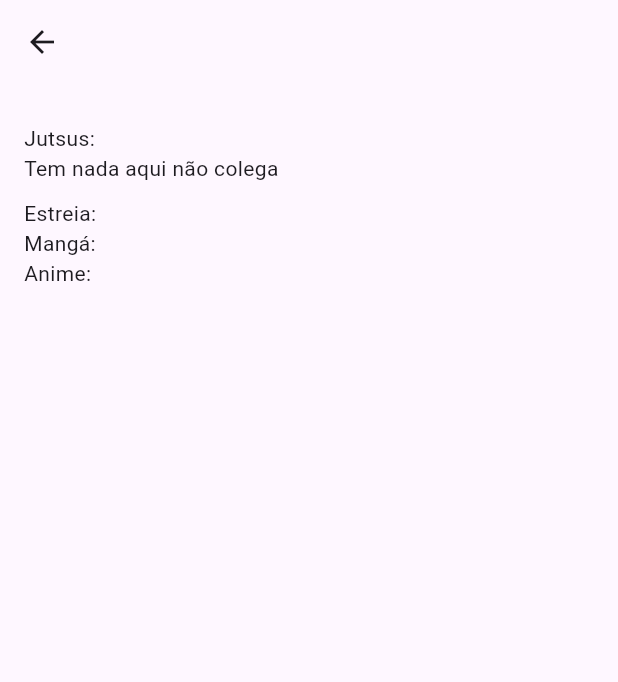
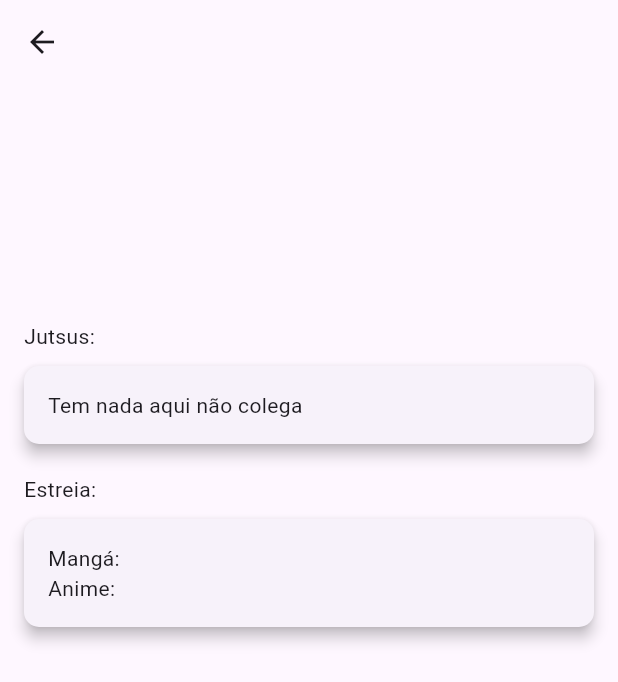
Before and after one commit to Matheusdnf/naruto, a Flutter app: the Detalhedocaracter screen opened directly with empty values, on a phone screen of 412 x 824 dp. Shown: the top 682 px of the screen. Run offline on Flutter 3.47's test engine with Material 3 defaults, Android fonts, the phone set to English and light mode, and no system bars; our stand-ins replace connectivity, get, google_fonts, smooth_page_indicator; missing offline and left inert: vertical_card_pager; Roboto replaces fonts that are missing (NJNaruto).

Commit message:
mudando o estilo da tela de detalhes dos personagens

```diff
--- a/lib/scream/detail_screen/detail_character.dart
+++ b/lib/scream/detail_screen/detail_character.dart
@@ -1,49 +1,119 @@
 import 'package:flutter/material.dart';
-import 'package:flutter/widgets.dart';
 import 'package:get/get.dart';
 import 'package:teste/models/model_character.dart';
+import 'package:smooth_page_indicator/smooth_page_indicator.dart';
 
-class Detalhedocaracter extends StatelessWidget{
+class Detalhedocaracter extends StatelessWidget {
   @override
-  Widget build(BuildContext context){
+  Widget build(BuildContext context) {
     final Character personagem = Get.arguments as Character;
+    final PageController _pageController = PageController();
+
+    // Obtém a largura da tela
+    final screenWidth = MediaQuery.of(context).size.width;
     return Scaffold(
-      appBar:AppBar(
+      appBar: AppBar(
         title: Text(personagem.name),
       ),
       body: Padding(
-        padding:const EdgeInsets.all(16.0),
-        child: ListView(
+        padding: const EdgeInsets.all(16.0),
+        child:ListView(
           children: [
-            Center(
-              child: Row(
-                 children: personagem.images.isNotEmpty ?
-                    personagem.images.map((imagens)=>
-                    Image.network(
-                      imagens,
-                      height: 122,
-                      width: 122,
-                      fit: BoxFit.cover,
+            Column(
+          crossAxisAlignment: CrossAxisAlignment.start,
+          children: [
+            SizedBox(
+              height: 122, // Altura do PageView
+              child: PageView.builder(
+                controller: _pageController,
+                itemCount: personagem.images.length,
+                itemBuilder: (context, index) {
+                  return Center(
+                    child: ClipOval(
+                      child: Container(
+                        width: 122,
+                        height: 122,
+                        child: Image.network(
+                          personagem.images[index],
+                          fit: BoxFit.cover,
+                        ),
+                      ),
                     ),
-                    ).toList() :[Container()],
+                  );
+                },
               ),
             ),
             const SizedBox(height: 10),
-            const Text('Jutsus:', style: TextStyle(fontFamily: 'NJNaruto',)),
-            Column(
-              crossAxisAlignment: CrossAxisAlignment.start,
-              children: personagem.jutsu.isNotEmpty?
-              personagem.jutsu.map((jutsu) => Text('- $jutsu')).toList()
-               :[const Text("Tem nada aqui não colega")],
-
+            // SmoothPageIndicator
+            if (personagem.images.length > 1)
+              Center(
+                child: SmoothPageIndicator(
+                  controller: _pageController,
+                  count: personagem.images.length,
+                  effect: WormEffect(
+                    dotWidth: 8.0,
+                    dotHeight: 8.0,
+                    spacing: 4.0,
+                    radius: 10,
+                    dotColor: Colors.grey,
+                    activeDotColor: Colors.blue,
+                  ),
+                ),
+              ),
+            const SizedBox(height: 10),
+            const Text(
+              'Jutsus:',
+              style: TextStyle(fontFamily: 'NJNaruto'),
+            ),
+            Container(
+              width: screenWidth, // Largura total da tela
+              child: Card(
+                margin: const EdgeInsets.symmetric(vertical: 10, horizontal: 0),
+                elevation: 4, // elevação para dar um efeito de sombra
+                shape: RoundedRectangleBorder(
+                  borderRadius: BorderRadius.circular(10), // bordas arredondadas
+                ),
+                child: Padding(
+                  padding: const EdgeInsets.all(16.0), // Adiciona padding ao redor do conteúdo
+                  child: Column(
+                    crossAxisAlignment: CrossAxisAlignment.start, // Alinha o conteúdo à esquerda
+                    children: personagem.jutsu.isNotEmpty
+                        ? personagem.jutsu.map((jutsu) => Text('- $jutsu')).toList()
+                        : [const Text("Tem nada aqui não colega")],
+                  ),
+                ),
+              ),
             ),
             const SizedBox(height: 10),
-            const Text('Estreia:', style: TextStyle(fontFamily: 'NJNaruto',)),
-            Text('Mangá: ${personagem.debut.manga ?? 'Não especificado'}'),
-            Text('Anime: ${personagem.debut.anime ?? 'Não especificado'}'),
+            const Text(
+              'Estreia:',
+              style: TextStyle(fontFamily: 'NJNaruto'),
+            ),
+            Container(
+              width: screenWidth, // Largura total da tela
+              child: Card(
+                margin: const EdgeInsets.symmetric(vertical: 10, horizontal: 0),
+                elevation: 4, // elevação para dar um efeito de sombra
+                shape: RoundedRectangleBorder(
+                  borderRadius: BorderRadius.circular(10), // bordas arredondadas
+                ),
+                child: Padding(
+                  padding: const EdgeInsets.all(16.0), // Adiciona padding ao redor do conteúdo
+                  child: Column(
+                    crossAxisAlignment: CrossAxisAlignment.start, // Alinha o conteúdo à esquerda
+                    children: [
+                      Text('Mangá: ${personagem.debut.manga ?? 'Não especificado'}'),
+                      Text('Anime: ${personagem.debut.anime ?? 'Não especificado'}'),
+                    ],
+                  ),
+                ),
+              ),
+            ),
           ],
         ),
+          ]
       ),
+      )
     );
   }
 }
```
